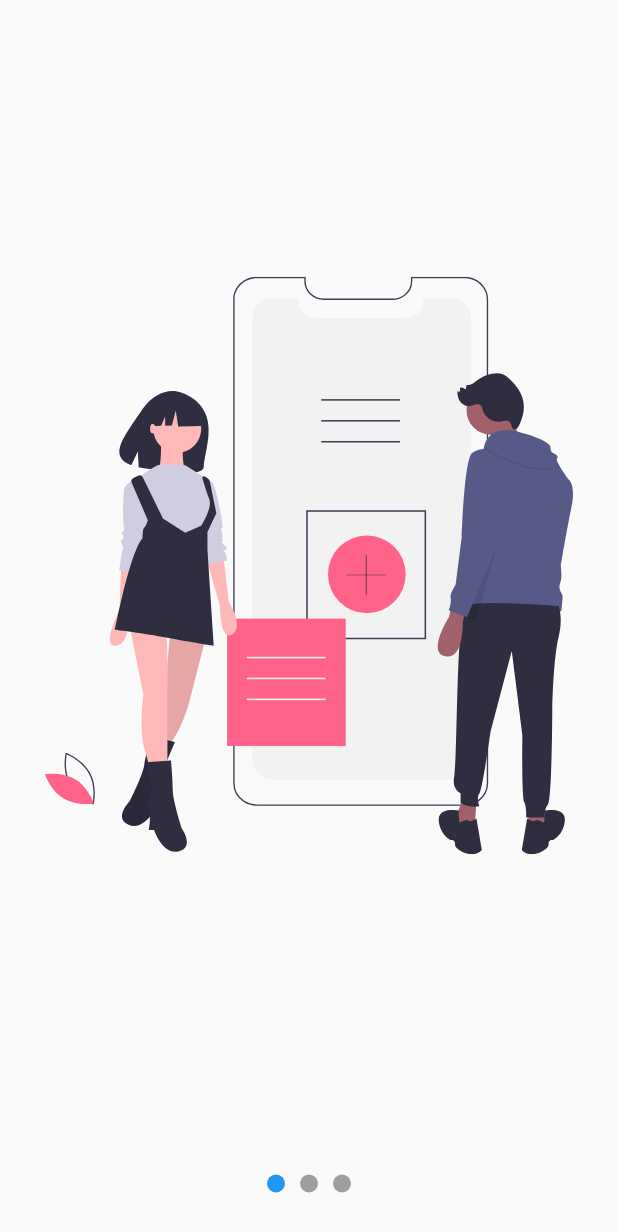
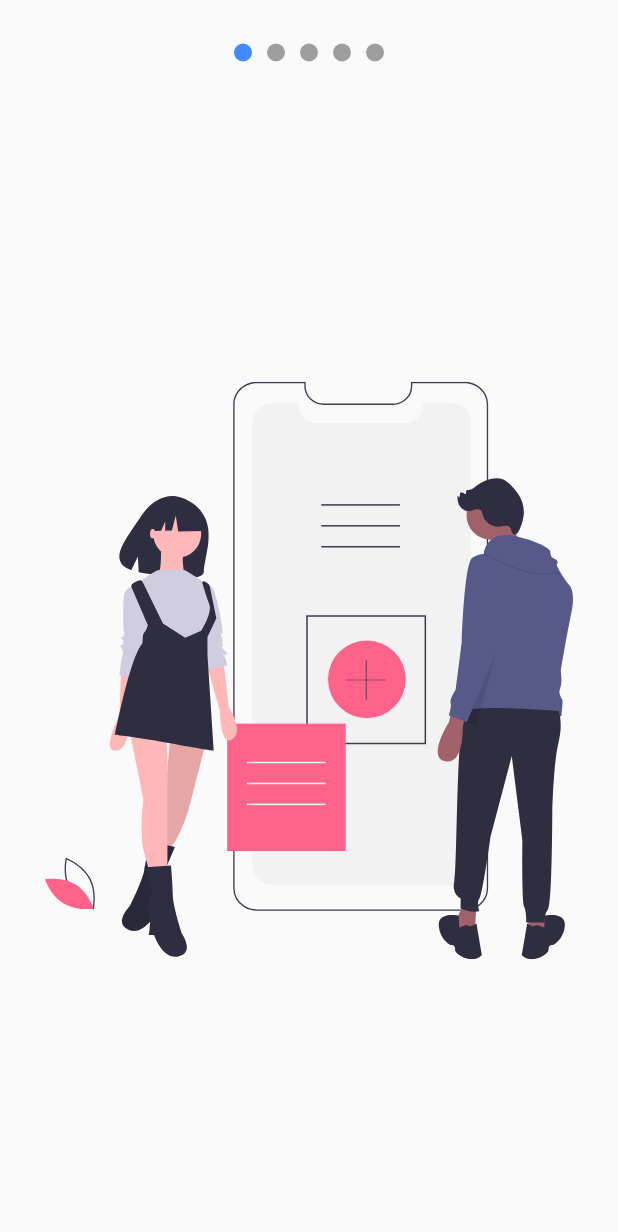
Before and after one commit to EstebanIndiveri/flutteranimations, a Flutter app: the screen it shows after launch, on a phone screen of 412 x 824 dp. Shown: the top 1232 px of the screen. Run offline on Flutter 3.47's test engine with Material 2 defaults, Android fonts, the phone set to English and light mode, and no system bars; our stand-ins replace flutter_svg.

Commit message:
add provider dots

```diff
--- a/lib/src/pages/slideshow_page.dart
+++ b/lib/src/pages/slideshow_page.dart
@@ -1,11 +1,25 @@
 import 'package:flutter/material.dart';
 import 'package:disenos/src/widwets/slideshow.dart';
+import 'package:flutter_svg/flutter_svg.dart';
 
 class SlidesShowPage extends StatelessWidget {
   @override
   Widget build(BuildContext context) {
     return  Scaffold(
-      body: Slideshow(),
+      // backgroundColor: Colors.purple,
+      body: Slideshow(
+        dotsHeight: true,
+        secondarycolor: Colors.grey,
+        primarycolor: Colors.blueAccent,
+        slides: <Widget>[
+           SvgPicture.asset('assets/svg/slide-1.svg'),
+           SvgPicture.asset('assets/svg/slide-2.svg'),
+           SvgPicture.asset('assets/svg/slide-3.svg'),
+           SvgPicture.asset('assets/svg/slide-4.svg'),
+           SvgPicture.asset('assets/svg/slide-5.svg'),
+
+        ],
+      ),
     );
   }
 }
--- a/lib/src/widwets/slideshow.dart
+++ b/lib/src/widwets/slideshow.dart
@@ -2,30 +2,56 @@ import 'package:flutter/material.dart';
 import 'package:provider/provider.dart';
 import 'package:disenos/src/models/slider_model.dart';
 // TODO BORRAR?
-import 'package:flutter_svg/flutter_svg.dart';
+// import 'package:flutter_svg/flutter_svg.dart';
 
 class Slideshow extends StatelessWidget {
+  final List<Widget>slides;
+  final bool dotsHeight;
+  final Color primarycolor;
+  final Color secondarycolor;
+
+  Slideshow({
+    @required this.slides,
+    this.dotsHeight=false,
+    this.primarycolor=Colors.black,
+    this.secondarycolor=Colors.grey,
+    });
+
   @override
   Widget build(BuildContext context) {
     return ChangeNotifierProvider(
       create:(_)=>new SliderModel(),
+      child: SafeArea(
               child: Center(
             // child:SvgPicture.asset('assets/svg/slide-1.svg')
             // child:SvgPicture.asset('assets/svg/slide-1.svg')
             child:Column(
               children: <Widget>[
+                if(this.dotsHeight)
+                _Dots(this.slides.length,this.primarycolor,this.secondarycolor),
                   Expanded(
-                 child: _Slides()
+                   child: _Slides(this.slides)
                     ),
-              _Dots(),
+                    if(!this.dotsHeight)
+                    _Dots(this.slides.length,this.primarycolor,this.secondarycolor),
               ],
               )// child:Text('hola')
+            ),
       ),
     );
   }
 }
 
 class _Dots extends StatelessWidget {
+  final int totalSlides;
+  final Color primaryColor;
+  final Color secondaryColor;
+
+  _Dots(
+    this.totalSlides,
+    this.primaryColor,
+    this.secondaryColor,
+  );
   @override
   Widget build(BuildContext context) {
     return Container(
@@ -35,22 +61,24 @@ class _Dots extends StatelessWidget {
       child:
       Row(
         mainAxisAlignment: MainAxisAlignment.center,
-        children: <Widget>[
-          _Dot(0),
-          _Dot(1),
-          _Dot(2)
+        // children: <Widget>[
+        //   _Dot(0),
+        //   _Dot(1),
+        //   _Dot(2)
 
-        ],
+        // ],
+        children: List.generate(this.totalSlides, (i) => _Dot(i,this.primaryColor,this.secondaryColor)),
       ),
     );
   }
 }
 
 class _Dot extends StatelessWidget {
-
+  final Color primaryColor;
+  final Color secondaryColor;
   final int index;
 
-  _Dot(this.index);
+  _Dot(this.index, this.primaryColor, this.secondaryColor);
 
   @override
   Widget build(BuildContext context) {
@@ -63,7 +91,7 @@ class _Dot extends StatelessWidget {
       margin: EdgeInsets.symmetric(horizontal: 5),
       decoration: BoxDecoration(
         color: (pageViewIndex>=index - 0.5 && pageViewIndex < index + 0.5)
-        ?Colors.blue:Colors.grey,
+        ?this.primaryColor:this.secondaryColor,
         shape: BoxShape.circle
       ),
     );
@@ -71,6 +99,9 @@ class _Dot extends StatelessWidget {
 }
 
 class _Slides extends StatefulWidget {
+  final List<Widget>slides;
+
+  _Slides(this.slides);
 
   @override
   __SlidesState createState() => __SlidesState();
@@ -83,10 +114,7 @@ class __SlidesState extends State<_Slides> {
   @override
   void initState() {
     super.initState();
-
     pageViewController.addListener(() {
-      // print('pagina Actual ${pageViewController.page}');
-      // actualizar provider, sliderModel class
       Provider.of<SliderModel>(context,listen: false).currentPage=pageViewController.page;
     });
 
@@ -99,14 +127,16 @@ class __SlidesState extends State<_Slides> {
 
   @override
   Widget build(BuildContext context) {
+
     return Container(
       child: PageView(
         controller: pageViewController,
-        children: <Widget>[
-          _Slide('assets/svg/slide-1.svg'),
-          _Slide('assets/svg/slide-2.svg'),
-          _Slide('assets/svg/slide-3.svg'),
-        ],
+        // children: <Widget>[
+        //   _Slide('assets/svg/slide-1.svg'),
+        //   _Slide('assets/svg/slide-2.svg'),
+        //   _Slide('assets/svg/slide-3.svg'),
+        // ],
+        children: widget.slides.map((slide) => _Slide(slide)).toList(),
       ),
     );
   }
@@ -114,15 +144,16 @@ class __SlidesState extends State<_Slides> {
 
 
 class _Slide extends StatelessWidget {
-  final String svg;
-  _Slide(this.svg);
+  final Widget slide;
+  _Slide(this.slide);
   @override
   Widget build(BuildContext context) {
     return Container(
       width: double.infinity,
       height: double.infinity,
       padding: EdgeInsets.all(30),
-      child: SvgPicture.asset(svg),
+      // child: SvgPicture.asset(svg),
+      child: slide,
     );
   }
 }
```
Lines whose indentation alone changed are shown as unchanged.
